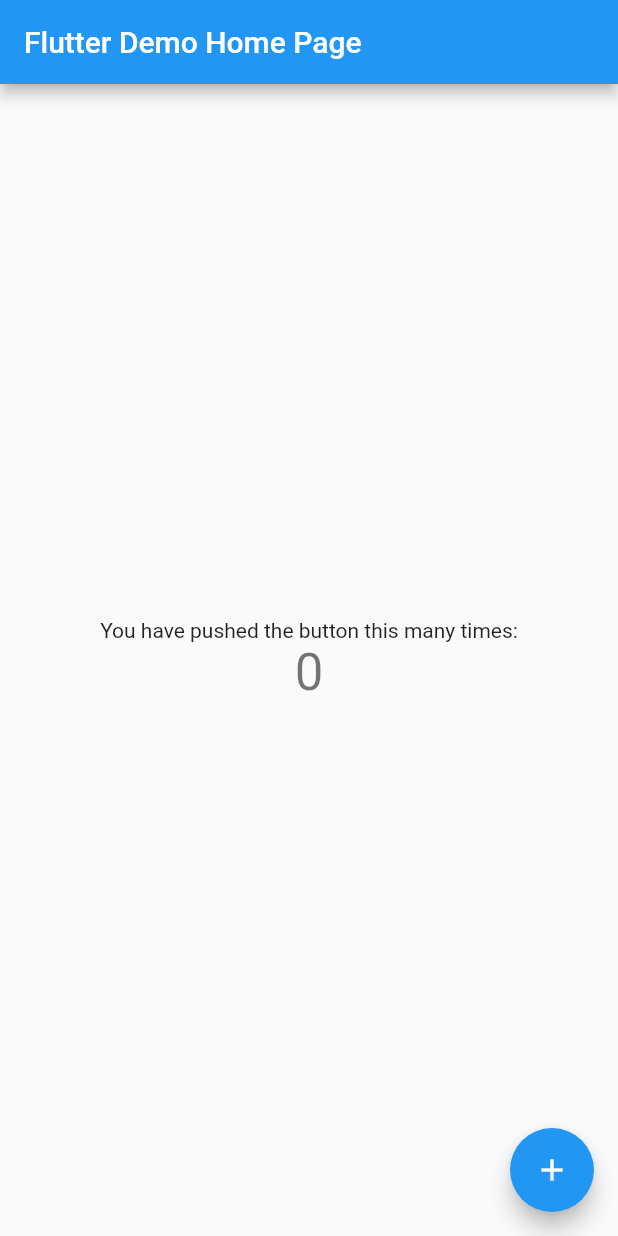
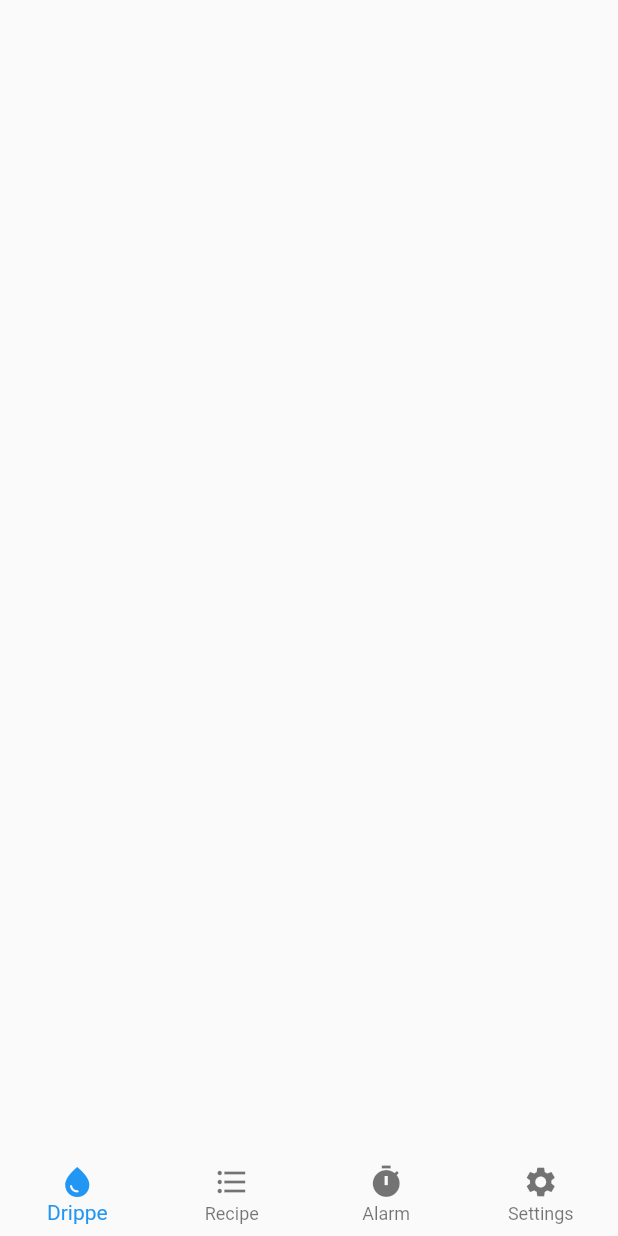
Before and after one commit to uddystyle/drippe_android, a Flutter app: the screen it shows after launch, on a phone screen of 412 x 824 dp. Run offline on Flutter 3.47's test engine with Material 2 defaults, Android fonts, the phone set to English and light mode, and no system bars; our stand-ins replace flutter_slidable, freezed_annotation, hooks_riverpod, sqflite; accounts and stored records are empty.

Commit message:
Initial commit

```diff
--- /dev/null
+++ b/lib/databases/recipe_database.dart
@@ -0,0 +1,53 @@
+import 'package:drippe/databases/app_recipe_database.dart';
+import 'package:drippe/models/recipe.dart';
+import 'package:sqflite/sqflite.dart';
+import 'package:path/path.dart';
+
+class RecipeDatabase extends AppRecipeDatabase {
+  final String _tableName = 'recipe';
+
+  Future<List<Recipe>> getRecipe() async {
+    final db = await database;
+    final maps = await db.query(_tableName);
+
+    if (maps.isEmpty) return [];
+
+    return maps.map((map) => Recipe.fromJson(map)).toList();
+  }
+
+  Future<Recipe> insert(Recipe recipe) async {
+    final db = await database;
+
+    final id = await db.insert(
+      _tableName,
+      recipe.toJson(),
+      conflictAlgorithm: ConflictAlgorithm.replace,
+    );
+
+    return recipe.copyWith(
+      id: id,
+    );
+  }
+
+  Future update(Recipe recipe) async {
+    final db = await database;
+
+    return await db.update(
+      _tableName,
+      recipe.toJson(),
+      where: 'id = ?',
+      whereArgs: [recipe.id],
+      conflictAlgorithm: ConflictAlgorithm.replace,
+    );
+  }
+
+  Future delete(int id) async {
+    final db = await database;
+
+    return await db.delete(
+      _tableName,
+      where: 'id = ?',
+      whereArgs: [id],
+    );
+  }
+}
--- a/lib/main.dart
+++ b/lib/main.dart
@@ -1,115 +1,23 @@
+import 'package:drippe/views/home_screen.dart';
 import 'package:flutter/material.dart';
+import 'package:hooks_riverpod/hooks_riverpod.dart';
 
 void main() {
-  runApp(const MyApp());
+  runApp(
+    const ProviderScope(
+      child: MyApp(),
+    ),
+  );
 }
 
-class MyApp extends StatelessWidget {
+class MyApp extends ConsumerWidget {
   const MyApp({Key? key}) : super(key: key);
 
-  // This widget is the root of your application.
   @override
-  Widget build(BuildContext context) {
-    return MaterialApp(
-      title: 'Flutter Demo',
-      theme: ThemeData(
-        // This is the theme of your application.
-        //
-        // Try running your application with "flutter run". You'll see the
-        // application has a blue toolbar. Then, without quitting the app, try
-        // changing the primarySwatch below to Colors.green and then invoke
-        // "hot reload" (press "r" in the console where you ran "flutter run",
-        // or simply save your changes to "hot reload" in a Flutter IDE).
-        // Notice that the counter didn't reset back to zero; the application
-        // is not restarted.
-        primarySwatch: Colors.blue,
-      ),
-      home: const MyHomePage(title: 'Flutter Demo Home Page'),
+  Widget build(BuildContext context, WidgetRef ref) {
+    return const MaterialApp(
+      debugShowCheckedModeBanner: false,
+      home: HomeScreen(),
     );
   }
 }
-
-class MyHomePage extends StatefulWidget {
-  const MyHomePage({Key? key, required this.title}) : super(key: key);
-
-  // This widget is the home page of your application. It is stateful, meaning
-  // that it has a State object (defined below) that contains fields that affect
-  // how it looks.
-
-  // This class is the configuration for the state. It holds the values (in this
-  // case the title) provided by the parent (in this case the App widget) and
-  // used by the build method of the State. Fields in a Widget subclass are
-  // always marked "final".
-
-  final String title;
-
-  @override
-  State<MyHomePage> createState() => _MyHomePageState();
-}
-
-class _MyHomePageState extends State<MyHomePage> {
-  int _counter = 0;
-
-  void _incrementCounter() {
-    setState(() {
-      // This call to setState tells the Flutter framework that something has
-      // changed in this State, which causes it to rerun the build method below
-      // so that the display can reflect the updated values. If we changed
-      // _counter without calling setState(), then the build method would not be
-      // called again, and so nothing would appear to happen.
-      _counter++;
-    });
-  }
-
-  @override
-  Widget build(BuildContext context) {
-    // This method is rerun every time setState is called, for instance as done
-    // by the _incrementCounter method above.
-    //
-    // The Flutter framework has been optimized to make rerunning build methods
-    // fast, so that you can just rebuild anything that needs updating rather
-    // than having to individually change instances of widgets.
-    return Scaffold(
-      appBar: AppBar(
-        // Here we take the value from the MyHomePage object that was created by
-        // the App.build method, and use it to set our appbar title.
-        title: Text(widget.title),
-      ),
-      body: Center(
-        // Center is a layout widget. It takes a single child and positions it
-        // in the middle of the parent.
-        child: Column(
-          // Column is also a layout widget. It takes a list of children and
-          // arranges them vertically. By default, it sizes itself to fit its
-          // children horizontally, and tries to be as tall as its parent.
-          //
-          // Invoke "debug painting" (press "p" in the console, choose the
-          // "Toggle Debug Paint" action from the Flutter Inspector in Android
-          // Studio, or the "Toggle Debug Paint" command in Visual Studio Code)
-          // to see the wireframe for each widget.
-          //
-          // Column has various properties to control how it sizes itself and
-          // how it positions its children. Here we use mainAxisAlignment to
-          // center the children vertically; the main axis here is the vertical
-          // axis because Columns are vertical (the cross axis would be
-          // horizontal).
-          mainAxisAlignment: MainAxisAlignment.center,
-          children: <Widget>[
-            const Text(
-              'You have pushed the button this many times:',
-            ),
-            Text(
-              '$_counter',
-              style: Theme.of(context).textTheme.headline4,
-            ),
-          ],
-        ),
-      ),
-      floatingActionButton: FloatingActionButton(
-        onPressed: _incrementCounter,
-        tooltip: 'Increment',
-        child: const Icon(Icons.add),
-      ), // This trailing comma makes auto-formatting nicer for build methods.
-    );
-  }
-}
--- /dev/null
+++ b/lib/models/recipe.dart
@@ -0,0 +1,17 @@
+import 'package:freezed_annotation/freezed_annotation.dart';
+
+part 'recipe.freezed.dart';
+part 'recipe.g.dart';
+
+@freezed
+abstract class Recipe with _$Recipe {
+  const factory Recipe({
+    int? id,
+    @Default('') String ratio,
+    @Default('') String label,
+    @Default('') String grind,
+    @Default('') String roast,
+  }) = _Recipe;
+
+  factory Recipe.fromJson(Map<String, dynamic> json) => _$RecipeFromJson(json);
+}
--- /dev/null
+++ b/lib/repositories/recipe_repository.dart
@@ -0,0 +1,24 @@
+import 'package:drippe/databases/recipe_database.dart';
+import 'package:drippe/models/recipe.dart';
+
+class RecipeRepository {
+  final RecipeDatabase _recipeDatabase;
+
+  RecipeRepository(this._recipeDatabase);
+
+  Future<List<Recipe>> getRecipe() async {
+    return _recipeDatabase.getRecipe();
+  }
+
+  Future<Recipe> addRecipe(Recipe recipe) async {
+    return _recipeDatabase.insert(recipe);
+  }
+
+  Future<void> updateRecipe(Recipe recipe) async {
+    return _recipeDatabase.update(recipe);
+  }
+
+  Future<void> deleteRecipe(int id) async {
+    return _recipeDatabase.delete(id);
+  }
+}
--- /dev/null
+++ b/lib/states/recipe_state.dart
@@ -0,0 +1,11 @@
+import 'package:freezed_annotation/freezed_annotation.dart';
+import 'package:drippe/models/recipe.dart';
+
+part 'recipe_state.freezed.dart';
+
+@freezed
+abstract class RecipeState with _$RecipeState {
+  const factory RecipeState({
+    @Default([]) List<Recipe> recipes,
+  }) = _RecipeState;
+}
--- /dev/null
+++ b/lib/views/drippe_screen.dart
@@ -0,0 +1,9 @@
+import 'package:flutter/material.dart';
+import 'package:hooks_riverpod/hooks_riverpod.dart';
+
+class DrippeScreen extends HookConsumerWidget {
+  @override
+  Widget build(BuildContext context, WidgetRef ref) {
+    return Scaffold();
+  }
+}
--- /dev/null
+++ b/lib/views/home_screen.dart
@@ -0,0 +1,55 @@
+import 'package:drippe/views/alarm_screen.dart';
+import 'package:drippe/views/drippe_screen.dart';
+import 'package:drippe/views/recipe_screen.dart';
+import 'package:drippe/views/setting_screen.dart';
+import 'package:flutter/material.dart';
+import 'package:hooks_riverpod/hooks_riverpod.dart';
+
+class HomeScreen extends ConsumerStatefulWidget {
+  const HomeScreen({Key? key}) : super(key: key);
+
+  @override
+  ConsumerState<HomeScreen> createState() => _HomeScreenState();
+}
+
+class _HomeScreenState extends ConsumerState<HomeScreen> {
+  List pages = [
+    DrippeScreen(),
+    RecipeScreen(),
+    AlarmScreen(),
+    SettingScreen(),
+  ];
+
+  int currentIndex = 0;
+  void onTap(int index) {
+    setState(() {
+      currentIndex = index;
+    });
+  }
+
+  @override
+  Widget build(BuildContext context) {
+    return Scaffold(
+      body: pages[currentIndex],
+      bottomNavigationBar: BottomNavigationBar(
+        type: BottomNavigationBarType.fixed,
+        onTap: onTap,
+        currentIndex: currentIndex,
+        selectedItemColor: Theme.of(context).toggleableActiveColor,
+        unselectedItemColor: Theme.of(context).unselectedWidgetColor,
+        showSelectedLabels: true,
+        showUnselectedLabels: true,
+        elevation: 0,
+        items: const [
+          BottomNavigationBarItem(
+              label: "Drippe", icon: Icon(Icons.water_drop)),
+          BottomNavigationBarItem(
+              label: "Recipe", icon: Icon(Icons.format_list_bulleted)),
+          BottomNavigationBarItem(label: "Alarm", icon: Icon(Icons.timer)),
+          BottomNavigationBarItem(
+              label: "Settings", icon: Icon(Icons.settings)),
+        ],
+      ),
+    );
+  }
+}
```
Also changed, not shown: lib/databases/app_recipe_database.dart (added, +29 -0 lines), lib/viewModels/recipe_view_model.dart (added, +75 -0 lines), lib/views/add_edit_recipe_screen.dart (added, +174 -0 lines), lib/views/alarm_screen.dart (added, +9 -0 lines), lib/views/recipe_screen.dart (added, +99 -0 lines), lib/views/setting_screen.dart (added, +9 -0 lines), pubspec.yaml (+14 -0 lines), lib/models/recipe.freezed.dart (added), lib/models/recipe.g.dart (added), lib/states/recipe_state.freezed.dart (added), pubspec.lock, 7 other files.
